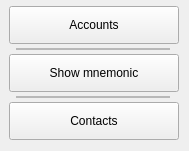
Above: core/navmenuaccount.ui from 0xkobe/mwc-wallet before the change. Below: the same form after it.
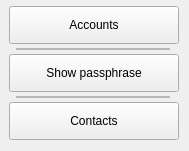
That is the form after the change. Custom widgets are drawn as their Qt base class.

```diff
--- a/core/navmenuaccount.ui
+++ b/core/navmenuaccount.ui
@@ -23,7 +23,7 @@
     </rect>
    </property>
    <property name="text">
-    <string>Show mnemonic</string>
+    <string>Show passphrase</string>
    </property>
   </widget>
   <widget class="control::MwcFrameWithBorder" name="frame_2">
```
